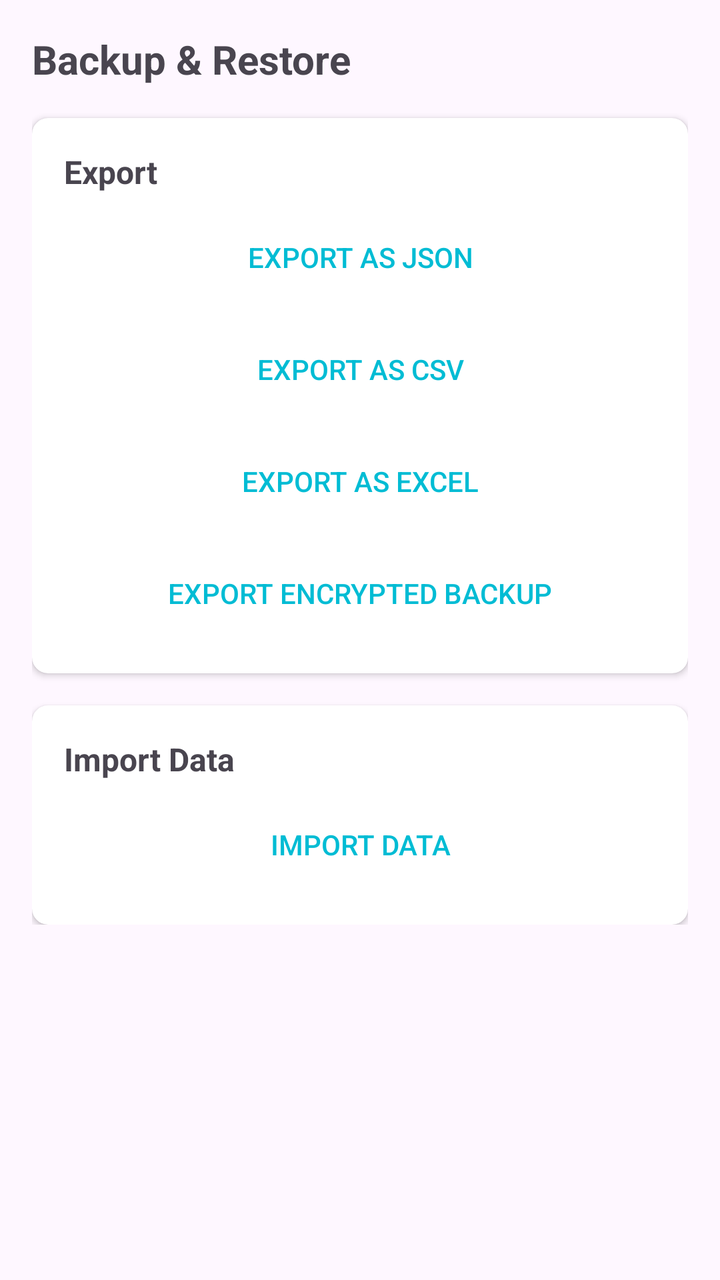
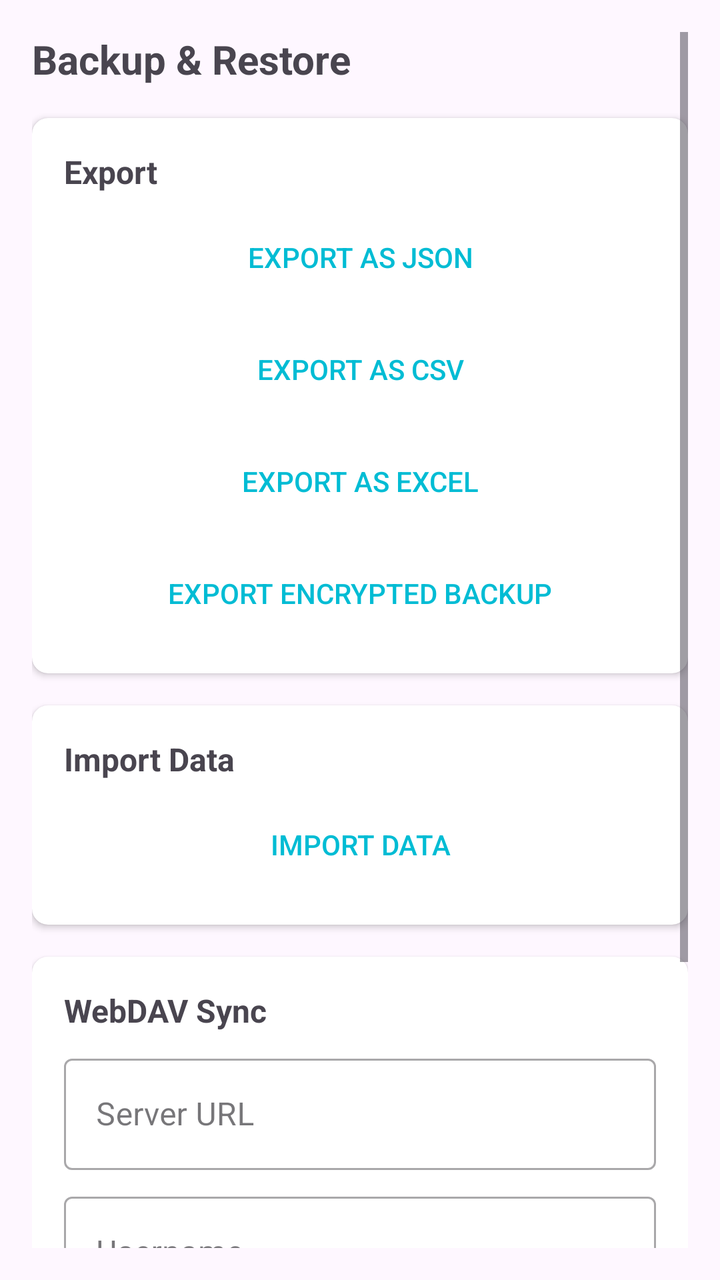

Two renders of the same Android screen: before a commit and after it. Below are the layout's source before the change and the commit's diff.
<!-- AndroidManifest.xml: application theme Theme.QRCodeSimple -->
<!-- res/layout/activity_backup.xml -->
<?xml version="1.0" encoding="utf-8"?>
<ScrollView xmlns:android="http://schemas.android.com/apk/res/android"
    xmlns:app="http://schemas.android.com/apk/res-auto"
    android:layout_width="match_parent"
    android:layout_height="match_parent"
    android:padding="16dp">

    <LinearLayout
        android:layout_width="match_parent"
        android:layout_height="wrap_content"
        android:orientation="vertical">

        <TextView
            android:layout_width="wrap_content"
            android:layout_height="wrap_content"
            android:text="@string/backup_restore"
            android:textSize="20sp"
            android:textStyle="bold"
            android:layout_marginBottom="16dp" />

        
        <androidx.cardview.widget.CardView
            android:layout_width="match_parent"
            android:layout_height="wrap_content"
            android:layout_marginBottom="16dp"
            app:cardCornerRadius="8dp"
            app:cardElevation="2dp"
            app:contentPadding="16dp">

            <LinearLayout
                android:layout_width="match_parent"
                android:layout_height="wrap_content"
                android:orientation="vertical">

                <TextView
                    android:layout_width="wrap_content"
                    android:layout_height="wrap_content"
                    android:text="@string/export_label"
                    android:textSize="16sp"
                    android:textStyle="bold"
                    android:layout_marginBottom="8dp" />

                <Button
                    android:id="@+id/btnExportJson"
                    android:layout_width="match_parent"
                    android:layout_height="wrap_content"
                    android:layout_marginBottom="8dp"
                    android:text="@string/export_json"
                    android:textColor="?attr/colorPrimary"

                    style="?android:attr/borderlessButtonStyle" />

                <Button
                    android:id="@+id/btnExportCsv"
                    android:layout_width="match_parent"
                    android:layout_height="wrap_content"
                    android:layout_marginBottom="8dp"
                    android:text="@string/export_csv"
                    android:textColor="?attr/colorPrimary"

                    style="?android:attr/borderlessButtonStyle" />

                <Button
                    android:id="@+id/btnExportExcel"
                    android:layout_width="match_parent"
                    android:layout_height="wrap_content"
                    android:layout_marginBottom="8dp"
                    android:text="@string/export_excel"
                    android:textColor="?attr/colorPrimary"

                    style="?android:attr/borderlessButtonStyle" />

                <Button
                    android:id="@+id/btnExportEncrypted"
                    android:layout_width="match_parent"
                    android:layout_height="wrap_content"
                    android:text="@string/export_encrypted"
                    android:textColor="?attr/colorPrimary"

                    style="?android:attr/borderlessButtonStyle" />

            </LinearLayout>

        </androidx.cardview.widget.CardView>

        
        <androidx.cardview.widget.CardView
            android:layout_width="match_parent"
            android:layout_height="wrap_content"
            app:cardCornerRadius="8dp"
            app:cardElevation="2dp"
            app:contentPadding="16dp">

            <LinearLayout
                android:layout_width="match_parent"
                android:layout_height="wrap_content"
                android:orientation="vertical">

                <TextView
                    android:layout_width="wrap_content"
                    android:layout_height="wrap_content"
                    android:text="@string/import_data"
                    android:textSize="16sp"
                    android:textStyle="bold"
                    android:layout_marginBottom="8dp" />

                <Button
                    android:id="@+id/btnImport"
                    android:layout_width="match_parent"
                    android:layout_height="wrap_content"
                    android:text="@string/import_data"
                    android:textColor="?attr/colorPrimary"

                    style="?android:attr/borderlessButtonStyle" />

            </LinearLayout>

        </androidx.cardview.widget.CardView>

    </LinearLayout>

</ScrollView>
<!-- resources referenced by this layout -->
<resources>
  <string name="backup_restore">Backup &amp; Restore</string>
  <string name="export_csv">Export as CSV</string>
  <string name="export_encrypted">Export encrypted backup</string>
  <string name="export_excel">Export as Excel</string>
  <string name="export_json">Export as JSON</string>
  <string name="export_label">Export</string>
  <string name="import_data">Import Data</string>
  <style name="Theme.QRCodeSimple" parent="Theme.Material3.DayNight.NoActionBar">
          <item name="colorPrimary">@color/cyan_500</item>
          <item name="colorPrimaryVariant">@color/cyan_700</item>
          <item name="colorOnPrimary">@color/black</item>
          <item name="colorSecondary">@color/teal_200</item>
          <item name="colorSecondaryVariant">@color/teal_700</item>
          <item name="colorOnSecondary">@color/black</item>
          <item name="android:statusBarColor">?attr/colorPrimaryVariant</item>
      </style>
  <color name="cyan_500">#FF00BCD4</color>
  <color name="cyan_700">#FF0097A7</color>
  <color name="black">#FF000000</color>
  <color name="teal_200">#FF03DAC5</color>
  <color name="teal_700">#FF018786</color>
</resources>

<!-- the commit's change to res/layout/activity_backup.xml (unified diff, before → after) -->
@@ -117,6 +117,112 @@
 
         </androidx.cardview.widget.CardView>
 
+        
+        <androidx.cardview.widget.CardView
+            android:layout_width="match_parent"
+            android:layout_height="wrap_content"
+            android:layout_marginTop="16dp"
+            app:cardCornerRadius="8dp"
+            app:cardElevation="2dp"
+            app:contentPadding="16dp">
+
+            <LinearLayout
+                android:layout_width="match_parent"
+                android:layout_height="wrap_content"
+                android:orientation="vertical">
+
+                <TextView
+                    android:layout_width="wrap_content"
+                    android:layout_height="wrap_content"
+                    android:text="@string/webdav_sync"
+                    android:textSize="16sp"
+                    android:textStyle="bold"
+                    android:layout_marginBottom="8dp" />
+
+                <com.google.android.material.textfield.TextInputLayout
+                    android:layout_width="match_parent"
+                    android:layout_height="wrap_content"
+                    android:hint="@string/webdav_url"
+                    style="@style/Widget.MaterialComponents.TextInputLayout.OutlinedBox">
+
+                    <com.google.android.material.textfield.TextInputEditText
+                        android:id="@+id/etWebdavUrl"
+                        android:layout_width="match_parent"
+                        android:layout_height="wrap_content"
+                        android:inputType="textUri" />
+
+                </com.google.android.material.textfield.TextInputLayout>
+
+                <com.google.android.material.textfield.TextInputLayout
+                    android:layout_width="match_parent"
+                    android:layout_height="wrap_content"
+                    android:layout_marginTop="8dp"
+                    android:hint="@string/webdav_username"
+                    style="@style/Widget.MaterialComponents.TextInputLayout.OutlinedBox">
+
+                    <com.google.android.material.textfield.TextInputEditText
+                        android:id="@+id/etWebdavUsername"
+                        android:layout_width="match_parent"
+                        android:layout_height="wrap_content"
+                        android:inputType="text" />
+
+                </com.google.android.material.textfield.TextInputLayout>
+
+                <com.google.android.material.textfield.TextInputLayout
+                    android:layout_width="match_parent"
+                    android:layout_height="wrap_content"
+                    android:layout_marginTop="8dp"
+                    android:hint="@string/webdav_password"
+                    style="@style/Widget.MaterialComponents.TextInputLayout.OutlinedBox">
+
+                    <com.google.android.material.textfield.TextInputEditText
+                        android:id="@+id/etWebdavPassword"
+                        android:layout_width="match_parent"
+                        android:layout_height="wrap_content"
+                        android:inputType="text|textPassword" />
+
+                </com.google.android.material.textfield.TextInputLayout>
+
+                <TextView
+                    android:layout_width="wrap_content"
+                    android:layout_height="wrap_content"
+                    android:layout_marginTop="4dp"
+                    android:text="@string/webdav_encrypted_hint"
+                    android:textSize="12sp"
+                    android:textColor="?android:attr/textColorSecondary" />
+
+                <LinearLayout
+                    android:layout_width="match_parent"
+                    android:layout_height="wrap_content"
+                    android:orientation="horizontal"
+                    android:layout_marginTop="8dp">
+
+                    <Button
+                        android:id="@+id/btnWebdavUpload"
+                        android:layout_width="0dp"
+                        android:layout_height="wrap_content"
+                        android:layout_weight="1"
+                        android:text="@string/webdav_upload"
+                        android:textColor="?attr/colorPrimary"
+
+                        style="?android:attr/borderlessButtonStyle" />
+
+                    <Button
+                        android:id="@+id/btnWebdavDownload"
+                        android:layout_width="0dp"
+                        android:layout_height="wrap_content"
+                        android:layout_weight="1"
+                        android:text="@string/webdav_download"
+                        android:textColor="?attr/colorPrimary"
+
+                        style="?android:attr/borderlessButtonStyle" />
+
+                </LinearLayout>
+
+            </LinearLayout>
+
+        </androidx.cardview.widget.CardView>
+
     </LinearLayout>
 
 </ScrollView>
<!-- resource entries referenced after the edit -->
@@ -7,6 +7,13 @@
   <string name="export_json">Export as JSON</string>
   <string name="export_label">Export</string>
   <string name="import_data">Import Data</string>
+  <string name="webdav_download">Restore from server</string>
+  <string name="webdav_encrypted_hint">The backup will be encrypted with this password before upload</string>
+  <string name="webdav_password">Password</string>
+  <string name="webdav_sync">WebDAV Sync</string>
+  <string name="webdav_upload">Upload to server</string>
+  <string name="webdav_url">Server URL</string>
+  <string name="webdav_username">Username</string>
   <style name="Theme.QRCodeSimple" parent="Theme.Material3.DayNight.NoActionBar">
           <item name="colorPrimary">@color/cyan_500</item>
           <item name="colorPrimaryVariant">@color/cyan_700</item>
